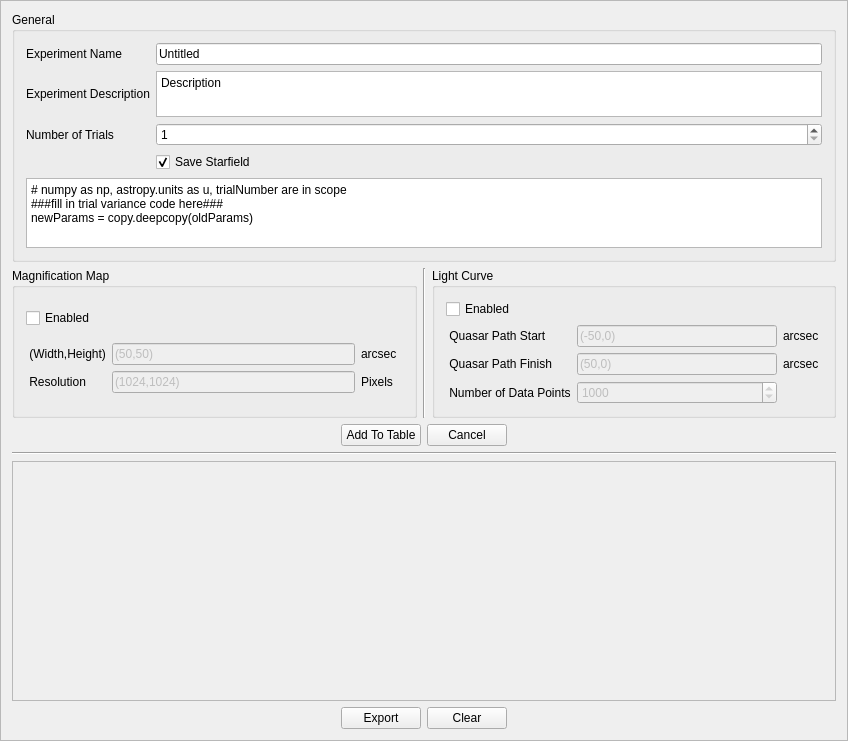
Before: the Qt Designer form Resources/GUIViews/BatchTableView/batchtableview.ui in JordanKoeller/MirageOld, drawn with Qt 5.
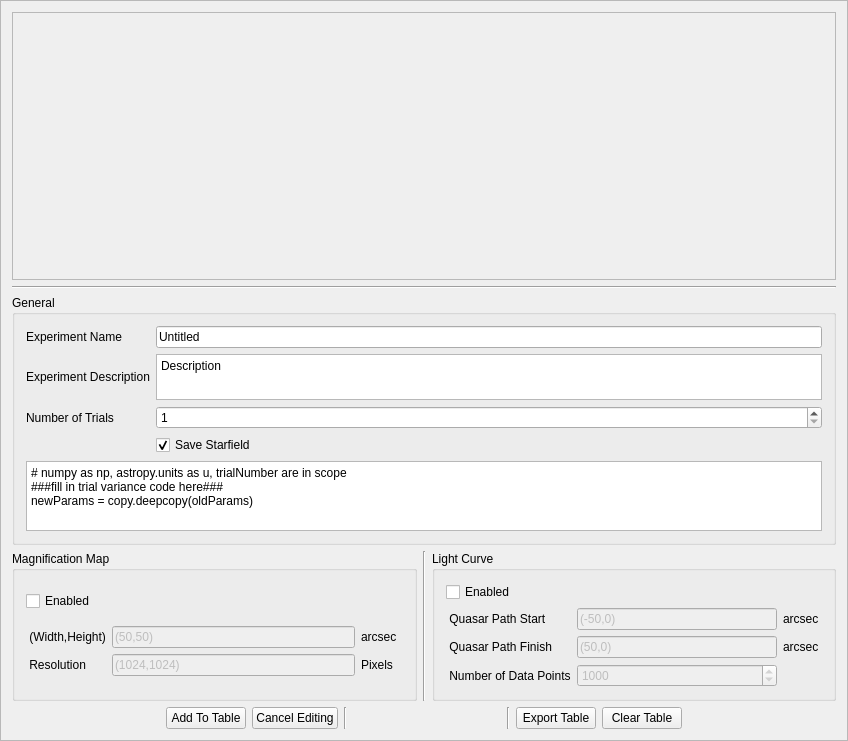
After: the same form once the commit is applied.

Patch:
```diff
--- a/Resources/GUIViews/BatchTableView/batchtableview.ui
+++ b/Resources/GUIViews/BatchTableView/batchtableview.ui
@@ -41,6 +41,30 @@
        </rect>
       </property>
       <layout class="QVBoxLayout" name="verticalLayout_4">
+       <item>
+        <widget class="QScrollArea" name="tableFrame">
+         <property name="widgetResizable">
+          <bool>true</bool>
+         </property>
+         <widget class="QWidget" name="scrollAreaWidgetContents">
+          <property name="geometry">
+           <rect>
+            <x>0</x>
+            <y>0</y>
+            <width>826</width>
+            <height>242</height>
+           </rect>
+          </property>
+         </widget>
+        </widget>
+       </item>
+       <item>
+        <widget class="Line" name="line_2">
+         <property name="orientation">
+          <enum>Qt::Horizontal</enum>
+         </property>
+        </widget>
+       </item>
        <item>
         <widget class="QGroupBox" name="verticalGroupBox">
          <property name="maximumSize">
@@ -340,51 +364,17 @@
          <item>
           <widget class="QPushButton" name="queueEditCancelButton">
            <property name="text">
-            <string>Cancel</string>
+            <string>Cancel Editing</string>
            </property>
           </widget>
          </item>
          <item>
-          <spacer name="horizontalSpacer_2">
+          <widget class="Line" name="line_3">
            <property name="orientation">
-            <enum>Qt::Horizontal</enum>
+            <enum>Qt::Vertical</enum>
            </property>
-           <property name="sizeHint" stdset="0">
-            <size>
-             <width>40</width>
-             <height>20</height>
-            </size>
-           </property>
-          </spacer>
+          </widget>
          </item>
-        </layout>
-       </item>
-       <item>
-        <widget class="Line" name="line_2">
-         <property name="orientation">
-          <enum>Qt::Horizontal</enum>
-         </property>
-        </widget>
-       </item>
-       <item>
-        <widget class="QScrollArea" name="tableFrame">
-         <property name="widgetResizable">
-          <bool>true</bool>
-         </property>
-         <widget class="QWidget" name="scrollAreaWidgetContents">
-          <property name="geometry">
-           <rect>
-            <x>0</x>
-            <y>0</y>
-            <width>826</width>
-            <height>211</height>
-           </rect>
-          </property>
-         </widget>
-        </widget>
-       </item>
-       <item>
-        <layout class="QHBoxLayout" name="horizontalLayout_3">
          <item>
           <spacer name="horizontalSpacer_3">
            <property name="orientation">
@@ -398,22 +388,29 @@
            </property>
           </spacer>
          </item>
+         <item>
+          <widget class="Line" name="line_4">
+           <property name="orientation">
+            <enum>Qt::Vertical</enum>
+           </property>
+          </widget>
+         </item>
          <item>
           <widget class="QPushButton" name="tableSaveButton">
            <property name="text">
-            <string>Export</string>
+            <string>Export Table</string>
            </property>
           </widget>
          </item>
          <item>
           <widget class="QPushButton" name="clearTableButton">
            <property name="text">
-            <string>Clear</string>
+            <string>Clear Table</string>
            </property>
           </widget>
          </item>
          <item>
-          <spacer name="horizontalSpacer_4">
+          <spacer name="horizontalSpacer_2">
            <property name="orientation">
             <enum>Qt::Horizontal</enum>
            </property>
```
